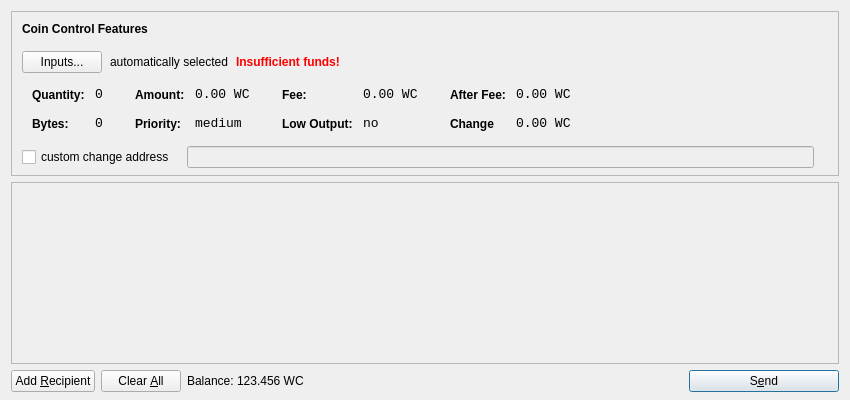
evilgenieent/Whitecoin, file src/qt/forms/sendcoinsdialog.ui: the form before one commit.
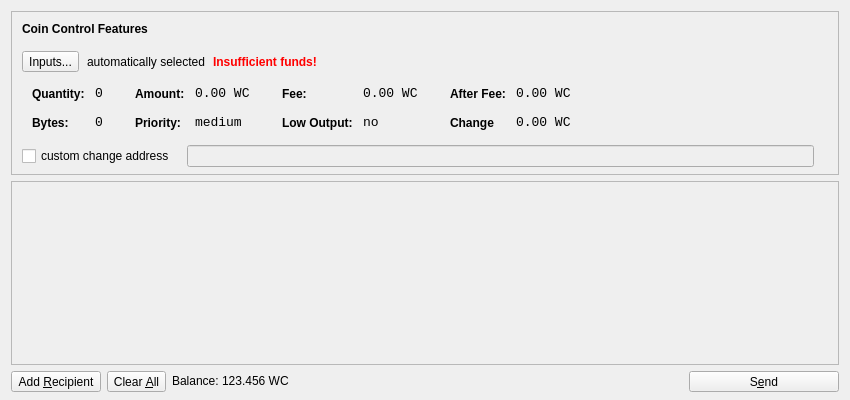
The form after the commit. Icons and pictures are not drawn.

Patch:
```diff
--- a/src/qt/forms/sendcoinsdialog.ui
+++ b/src/qt/forms/sendcoinsdialog.ui
@@ -39,7 +39,7 @@
      </property>
      <layout class="QVBoxLayout" name="verticalLayoutCoinControl2">
       <property name="spacing">
-       <number>-1</number>
+       <number>6</number>
       </property>
       <property name="leftMargin">
        <number>0</number>
@@ -102,13 +102,13 @@
            <number>10</number>
           </property>
           <item>
-           <widget class="QPushButton" name="pushButtonCoinControl">
-            <property name="styleSheet">
-             <string notr="true"/>
-            </property>
+           <widget class="QToolButton" name="toolButtonCoinControl">
             <property name="text">
              <string>Inputs...</string>
             </property>
+            <property name="toolButtonStyle">
+             <enum>Qt::ToolButtonTextOnly</enum>
+            </property>
            </widget>
           </item>
           <item>
@@ -617,6 +617,9 @@
    </item>
    <item>
     <widget class="QScrollArea" name="scrollArea">
+     <property name="frameShadow">
+      <enum>QFrame::Sunken</enum>
+     </property>
      <property name="widgetResizable">
       <bool>true</bool>
      </property>
@@ -626,9 +629,12 @@
         <x>0</x>
         <y>0</y>
         <width>830</width>
-        <height>165</height>
+        <height>154</height>
        </rect>
       </property>
+      <property name="styleSheet">
+       <string notr="true"/>
+      </property>
       <layout class="QVBoxLayout" name="verticalLayout_2">
        <property name="margin">
         <number>0</number>
@@ -660,46 +666,20 @@
    <item>
     <layout class="QHBoxLayout" name="horizontalLayout">
      <item>
-      <widget class="QPushButton" name="addButton">
-       <property name="toolTip">
-        <string>Send to multiple recipients at once</string>
-       </property>
+      <widget class="QToolButton" name="addButton">
        <property name="text">
         <string>Add &amp;Recipient</string>
        </property>
-       <property name="icon">
-        <iconset resource="../bitcoin.qrc">
-         <normaloff>:/icons/add</normaloff>:/icons/add</iconset>
-       </property>
-       <property name="autoDefault">
-        <bool>false</bool>
+       <property name="toolButtonStyle">
+        <enum>Qt::ToolButtonTextBesideIcon</enum>
        </property>
       </widget>
      </item>
      <item>
-      <widget class="QPushButton" name="clearButton">
-       <property name="sizePolicy">
-        <sizepolicy hsizetype="Minimum" vsizetype="Fixed">
-         <horstretch>0</horstretch>
-         <verstretch>0</verstretch>
-        </sizepolicy>
-       </property>
-       <property name="toolTip">
-        <string>Remove all transaction fields</string>
-       </property>
+      <widget class="QToolButton" name="clearButton">
        <property name="text">
         <string>Clear &amp;All</string>
        </property>
-       <property name="icon">
-        <iconset resource="../bitcoin.qrc">
-         <normaloff>:/icons/remove</normaloff>:/icons/remove</iconset>
-       </property>
-       <property name="autoRepeatDelay">
-        <number>300</number>
-       </property>
-       <property name="autoDefault">
-        <bool>false</bool>
-       </property>
       </widget>
      </item>
      <item>
@@ -755,7 +735,7 @@
       </spacer>
      </item>
      <item>
-      <widget class="QPushButton" name="sendButton">
+      <widget class="QToolButton" name="sendButton">
        <property name="minimumSize">
         <size>
          <width>150</width>
@@ -772,8 +752,8 @@
         <iconset resource="../bitcoin.qrc">
          <normaloff>:/icons/send</normaloff>:/icons/send</iconset>
        </property>
-       <property name="default">
-        <bool>true</bool>
+       <property name="toolButtonStyle">
+        <enum>Qt::ToolButtonTextBesideIcon</enum>
        </property>
       </widget>
      </item>
```
Left out of the diff: 28 changed lines with no effect on the pictures.
